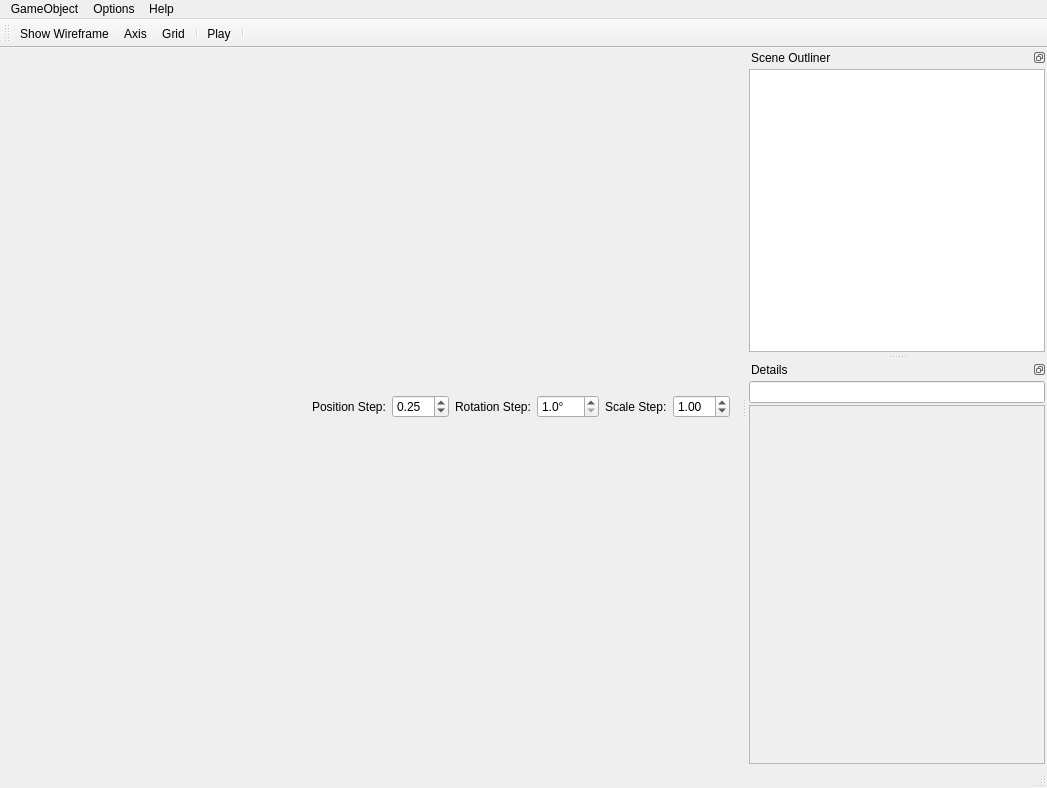
Before: the Qt Designer form mainwindow.ui in FredrikEik/Game_Engine_Architecture, drawn with Qt 5.
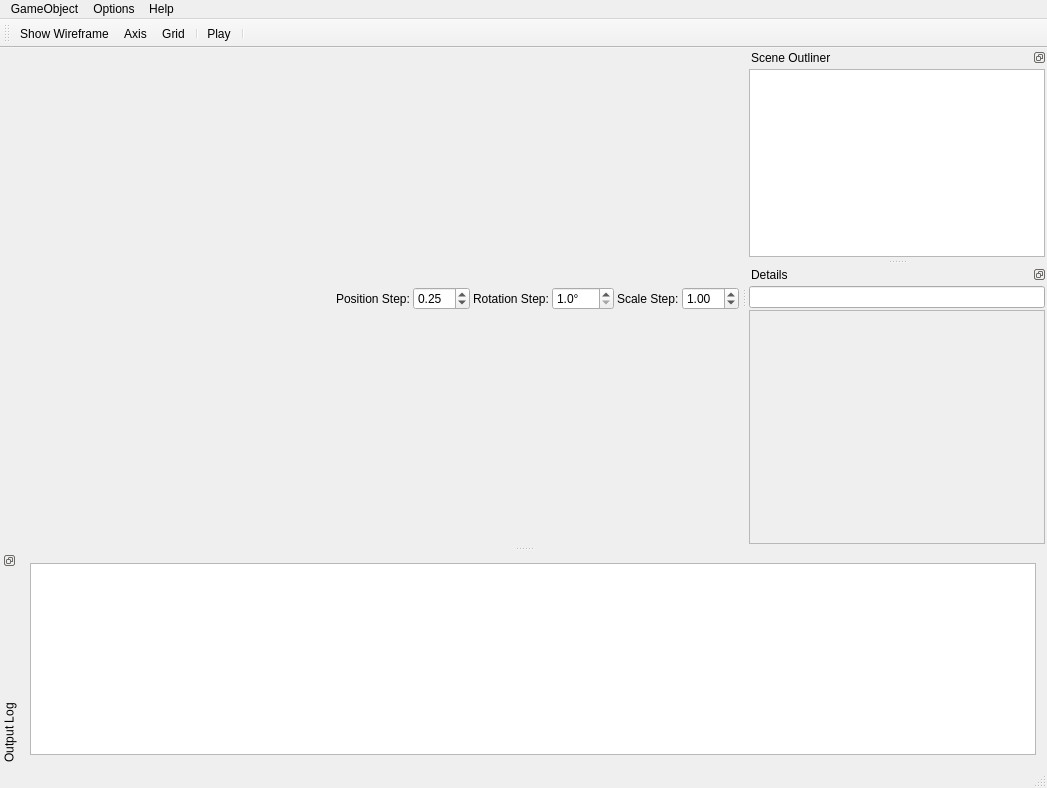
After: the same form once the commit is applied. Icons and pictures are not drawn.

Commit message: Made Logger class and log to widget.

Patch:
```diff
--- a/mainwindow.ui
+++ b/mainwindow.ui
@@ -15,11 +15,32 @@
   </property>
   <widget class="QWidget" name="centralWidget">
    <layout class="QVBoxLayout" name="verticalLayout">
+    <property name="spacing">
+     <number>0</number>
+    </property>
+    <property name="leftMargin">
+     <number>2</number>
+    </property>
+    <property name="topMargin">
+     <number>2</number>
+    </property>
+    <property name="rightMargin">
+     <number>2</number>
+    </property>
+    <property name="bottomMargin">
+     <number>0</number>
+    </property>
     <item>
      <layout class="QVBoxLayout" name="OpenGLLayout"/>
     </item>
     <item>
      <layout class="QHBoxLayout" name="horizontalLayout">
+      <property name="spacing">
+       <number>3</number>
+      </property>
+      <property name="topMargin">
+       <number>2</number>
+      </property>
       <item>
        <spacer name="horizontalSpacer">
         <property name="orientation">
@@ -266,7 +287,7 @@
           <x>0</x>
           <y>0</y>
           <width>294</width>
-          <height>356</height>
+          <height>235</height>
          </rect>
         </property>
         <layout class="QVBoxLayout" name="verticalLayout_4">
@@ -293,6 +314,34 @@
     </layout>
    </widget>
   </widget>
+  <widget class="QDockWidget" name="dockWidgetConsol">
+   <property name="minimumSize">
+    <size>
+     <width>107</width>
+     <height>100</height>
+    </size>
+   </property>
+   <property name="features">
+    <set>QDockWidget::DockWidgetFloatable|QDockWidget::DockWidgetMovable|QDockWidget::DockWidgetVerticalTitleBar</set>
+   </property>
+   <property name="windowTitle">
+    <string>Output Log</string>
+   </property>
+   <attribute name="dockWidgetArea">
+    <number>8</number>
+   </attribute>
+   <widget class="QWidget" name="dockWidgetContents_3">
+    <layout class="QHBoxLayout" name="horizontalLayout_2">
+     <item>
+      <widget class="QPlainTextEdit" name="outputLog">
+       <property name="readOnly">
+        <bool>true</bool>
+       </property>
+      </widget>
+     </item>
+    </layout>
+   </widget>
+  </widget>
   <action name="actionAdd_Triangle">
    <property name="text">
     <string>Add Triangle</string>
```
The commit also changes 21 other files.
